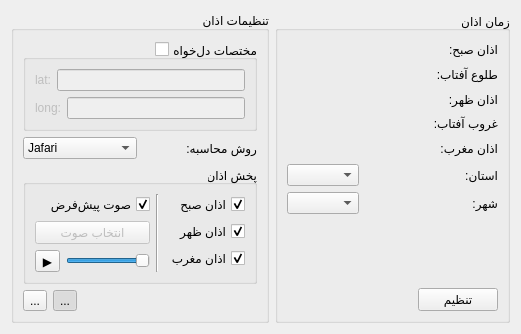
Above: ui/Widget.ui from mg-ramezani/azan_time before the change. Below: the same form after it.
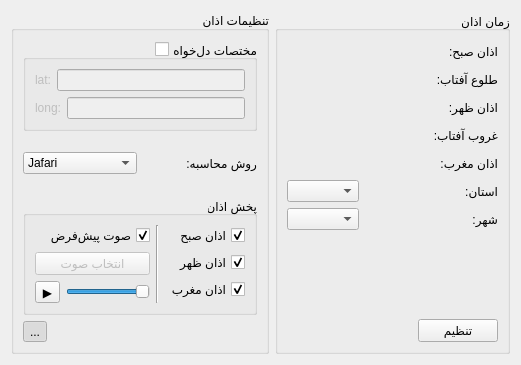
That is the form after the change. Icons and pictures are not drawn.

Commit message: remove reset function and add tooltip

What changed in the file:
```diff
--- a/ui/Widget.ui
+++ b/ui/Widget.ui
@@ -7,7 +7,7 @@
     <x>0</x>
     <y>0</y>
     <width>521</width>
-    <height>333</height>
+    <height>365</height>
    </rect>
   </property>
   <property name="windowTitle">
@@ -247,23 +247,6 @@
       </item>
       <item>
        <layout class="QHBoxLayout" name="horizontalLayout_7">
-        <item>
-         <widget class="QToolButton" name="toolButton_reset_default">
-          <property name="sizePolicy">
-           <sizepolicy hsizetype="Maximum" vsizetype="Fixed">
-            <horstretch>0</horstretch>
-            <verstretch>0</verstretch>
-           </sizepolicy>
-          </property>
-          <property name="text">
-           <string>...</string>
-          </property>
-          <property name="icon">
-           <iconset resource="resource.qrc">
-            <normaloff>:/icon/reset.png</normaloff>:/icon/reset.png</iconset>
-          </property>
-         </widget>
-        </item>
         <item>
          <widget class="QToolButton" name="toolButton_enable_try_icon">
           <property name="text">
```
Left out of the diff: 3 changed lines with no effect on the pictures. The commit also changes 2 other files.
